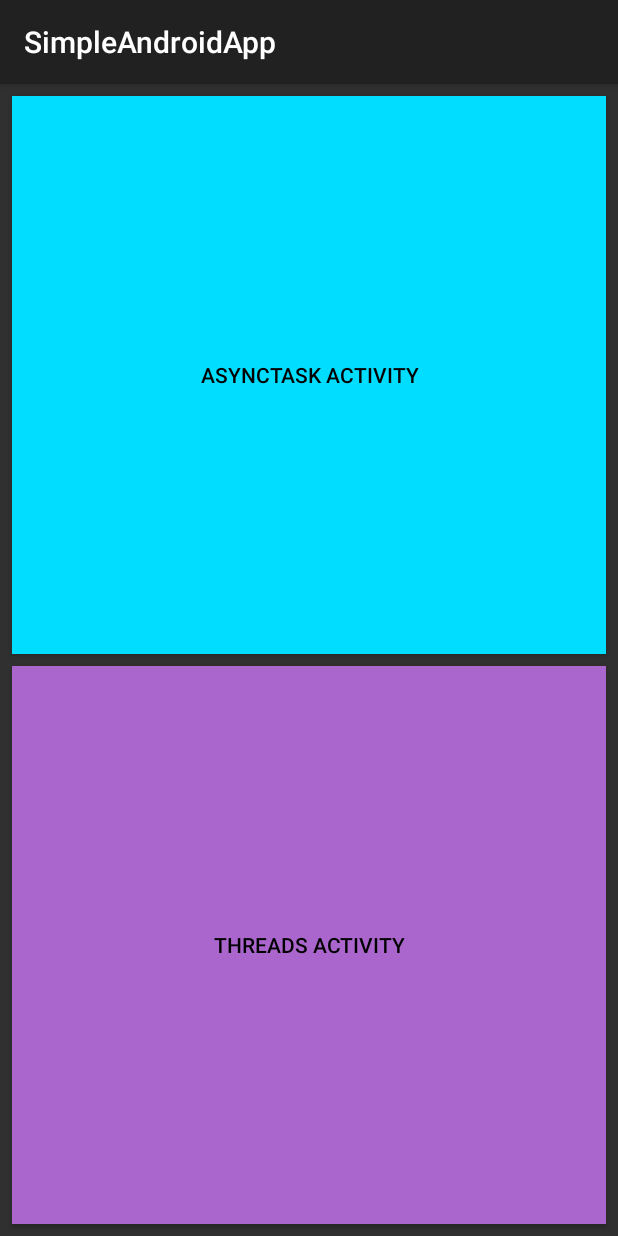
After one commit to evgkit/friendly-fiesta, an Android app: the ThreadsExerciseActivity screen opened directly, with no data from a screen before it, on a phone screen of 412 x 824 dp. The commit adds this screen. Run offline under Robolectric (Android 15) with nearby library versions, the phone set to English and light mode, and no system bars.

Commit message:
Add ThreadsExerciseActivity

```diff
--- a/app/src/main/AndroidManifest.xml
+++ b/app/src/main/AndroidManifest.xml
@@ -20,7 +20,10 @@
         </activity>
         <activity android:name=".ui.AnotherActivity" />
         <activity android:name=".ui.CatsActivity" />
-        <activity android:name=".ui.LayoutTestActivity"></activity>
+        <activity android:name=".ui.LayoutTestActivity" />
+        <activity android:name=".ui.ThreadsExerciseActivity" />
+        <activity android:name=".ui.AsyncTaskActivity" />
+        <activity android:name=".ui.ThreadsActivity"></activity>
     </application>
 
 </manifest>
--- /dev/null
+++ b/app/src/main/java/com/evgkit/simpleandroidapp/ui/ThreadsExerciseActivity.java
@@ -0,0 +1,40 @@
+package com.evgkit.simpleandroidapp.ui;
+
+import android.content.Intent;
+import android.support.v7.app.AppCompatActivity;
+import android.os.Bundle;
+import android.view.View;
+import android.widget.Button;
+
+import com.evgkit.simpleandroidapp.R;
+
+public class ThreadsExerciseActivity extends AppCompatActivity {
+
+    @Override
+    protected void onCreate(Bundle savedInstanceState) {
+        super.onCreate(savedInstanceState);
+        setContentView(R.layout.activity_threads_exercise);
+
+        Button asyncTaskBtn = findViewById(R.id.buttonAsyncTask);
+        asyncTaskBtn.setOnClickListener(new View.OnClickListener() {
+            @Override
+            public void onClick(View v) {
+                startActivity(new Intent(
+                        ThreadsExerciseActivity.this,
+                        AsyncTaskActivity.class)
+                );
+            }
+        });
+
+        Button threadsBtn = findViewById(R.id.buttonThreads);
+        threadsBtn.setOnClickListener(new View.OnClickListener() {
+            @Override
+            public void onClick(View v) {
+                startActivity(new Intent(
+                        ThreadsExerciseActivity.this,
+                        ThreadsActivity.class
+                ));
+            }
+        });
+    }
+}
--- /dev/null
+++ b/app/src/main/res/layout/activity_threads_exercise.xml
@@ -0,0 +1,41 @@
+<?xml version="1.0" encoding="utf-8"?>
+<android.support.constraint.ConstraintLayout xmlns:android="http://schemas.android.com/apk/res/android"
+    xmlns:app="http://schemas.android.com/apk/res-auto"
+    xmlns:tools="http://schemas.android.com/tools"
+    android:layout_width="match_parent"
+    android:layout_height="match_parent"
+    tools:context="com.evgkit.simpleandroidapp.ui.ThreadsExerciseActivity">
+
+    <Button
+        android:id="@+id/buttonAsyncTask"
+        android:layout_width="0dp"
+        android:layout_height="0dp"
+        android:layout_marginBottom="8dp"
+        android:layout_marginEnd="8dp"
+        android:layout_marginStart="8dp"
+        android:layout_marginTop="8dp"
+        android:background="@android:color/holo_blue_bright"
+        android:text="@string/button_text_asynctask_activity"
+        android:textColor="@android:color/black"
+        app:layout_constraintBottom_toTopOf="@+id/buttonThreads"
+        app:layout_constraintEnd_toEndOf="parent"
+        app:layout_constraintHorizontal_bias="0.5"
+        app:layout_constraintStart_toStartOf="parent"
+        app:layout_constraintTop_toTopOf="parent" />
+
+    <Button
+        android:id="@+id/buttonThreads"
+        android:layout_width="0dp"
+        android:layout_height="0dp"
+        android:layout_marginBottom="8dp"
+        android:layout_marginEnd="8dp"
+        android:layout_marginStart="8dp"
+        android:background="@android:color/holo_purple"
+        android:text="@string/button_text_threads_activity"
+        android:textColor="@android:color/black"
+        app:layout_constraintBottom_toBottomOf="parent"
+        app:layout_constraintEnd_toEndOf="parent"
+        app:layout_constraintHorizontal_bias="0.5"
+        app:layout_constraintStart_toStartOf="parent"
+        app:layout_constraintTop_toBottomOf="@+id/buttonAsyncTask" />
+</android.support.constraint.ConstraintLayout>
--- a/app/src/main/res/values/strings.xml
+++ b/app/src/main/res/values/strings.xml
@@ -11,4 +11,7 @@
     <string name="text_like_button">Text Like Button</string>
     <string name="lorem">Lorem ipsum dolor sit amet, consectetur adipiscing elit, sed do eusmod tempor incididunt ut labore et dolore magna aliqua. Ut enim add</string>
     <string name="my_super_title">My Super Title</string>
+    <string name="threads">Threads</string>
+    <string name="button_text_asynctask_activity">Asynctask Activity</string>
+    <string name="button_text_threads_activity">Threads Activity</string>
 </resources>
```
Also changed, not shown: app/src/main/java/com/evgkit/simpleandroidapp/ui/AsyncTaskActivity.java (added, +18 -0 lines), app/src/main/java/com/evgkit/simpleandroidapp/ui/MainActivity.java (+35 -20 lines), app/src/main/java/com/evgkit/simpleandroidapp/ui/ThreadsActivity.java (added, +18 -0 lines), app/src/main/res/layout/activity_async_task.xml (added, +9 -0 lines), app/src/main/res/layout/activity_main.xml (+10 -5 lines), app/src/main/res/layout/activity_threads.xml (added, +9 -0 lines), 1 other file.
